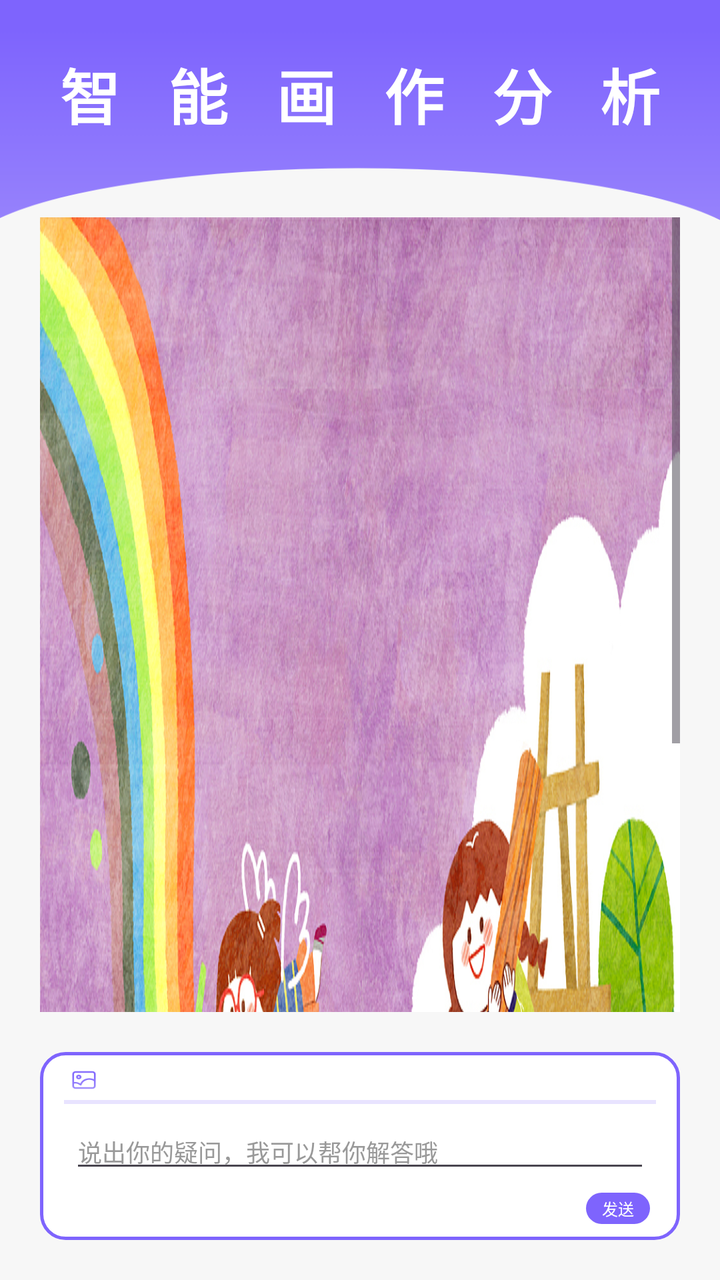
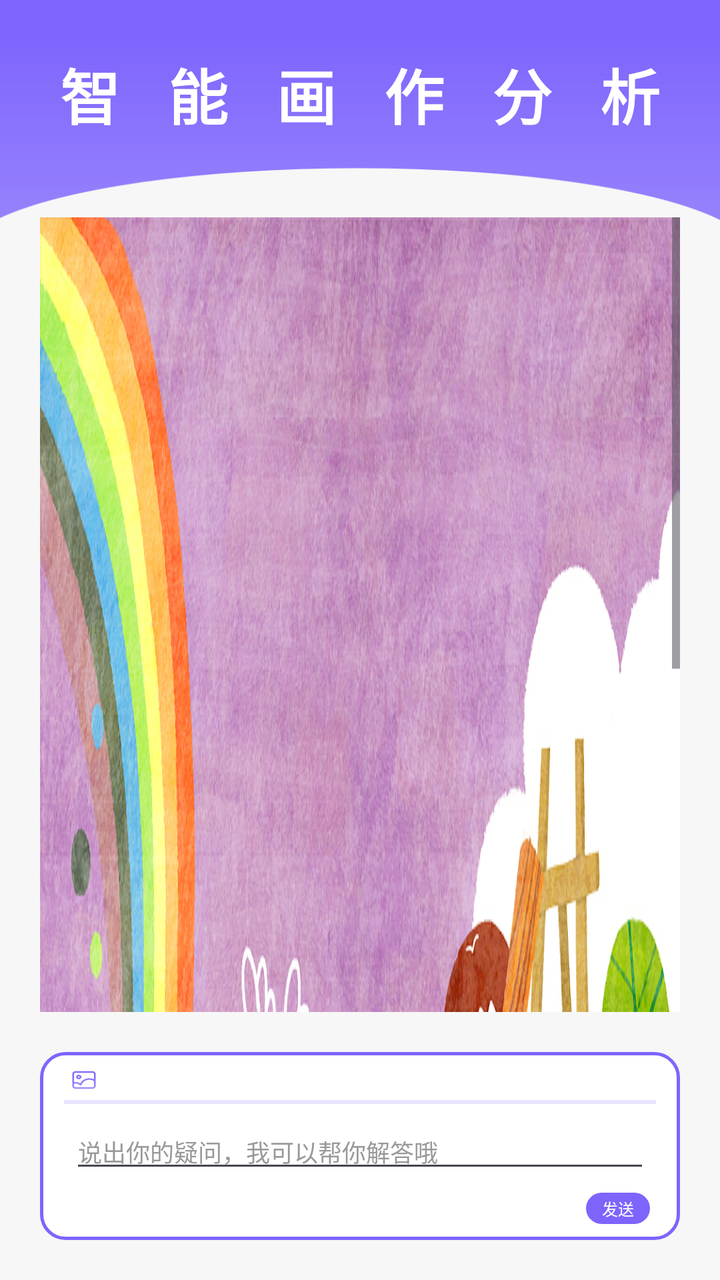

An Android layout rendered at two revisions. The XML below is the earlier revision; the diff shows what the commit changed to produce the second picture.
<!-- AndroidManifest.xml: application theme Theme.AIDraw -->
<!-- res/layout/activity_intelligent.xml -->
<?xml version="1.0" encoding="utf-8"?>
<androidx.constraintlayout.widget.ConstraintLayout xmlns:android="http://schemas.android.com/apk/res/android"
    xmlns:app="http://schemas.android.com/apk/res-auto"
    xmlns:tools="http://schemas.android.com/tools"
    android:layout_width="match_parent"
    android:layout_height="match_parent"
    android:background="#F7F7F7"
    tools:context=".CommunityFragment">

    <View
        android:id="@+id/view"
        android:layout_width="match_parent"
        android:layout_height="110dp"
        android:background="@drawable/homework_and_points_top"
        app:layout_constraintTop_toTopOf="parent" />

    <TextView
        android:id="@+id/textView"
        android:layout_width="match_parent"
        android:layout_height="wrap_content"
        android:layout_marginTop="25dp"
        android:gravity="center"
        android:letterSpacing="0.8"
        android:text="智能画作分析"
        android:textColor="#FFFFFFFF"
        android:textSize="30sp"
        android:textStyle="bold"
        app:layout_constraintTop_toTopOf="parent" />

    <ScrollView
        android:id="@+id/scrollView3"
        android:layout_width="match_parent"
        android:layout_height="0dp"
        android:layout_marginTop="40dp"
        android:layout_marginLeft="20dp"
        android:layout_marginRight="20dp"
        android:layout_marginBottom="20dp"
        app:layout_constraintBottom_toTopOf="@+id/constraintLayout"
        app:layout_constraintTop_toBottomOf="@+id/textView">

        <androidx.constraintlayout.widget.ConstraintLayout
            android:layout_width="match_parent"
            android:layout_height="wrap_content">

            <ImageView
                android:layout_width="match_parent"
                android:layout_height="600dp"
                android:scaleType="fitXY"
                android:src="@drawable/works"
                app:layout_constraintTop_toTopOf="parent"/>
        </androidx.constraintlayout.widget.ConstraintLayout>
    </ScrollView>

    <androidx.constraintlayout.widget.ConstraintLayout
        android:id="@+id/constraintLayout"
        android:layout_width="match_parent"
        android:layout_height="wrap_content"
        android:background="@drawable/edittext_12"
        android:layout_margin="20dp"
        app:layout_constraintBottom_toBottomOf="parent"
        app:layout_constraintEnd_toEndOf="parent"
        app:layout_constraintStart_toStartOf="parent">
        
        <ImageView
            android:id="@+id/imageView"
            android:layout_width="14dp"
            android:layout_height="12dp"
            android:src="@drawable/ai_picture"
            android:scaleType="fitXY"
            android:layout_marginLeft="15dp"
            android:layout_marginTop="8dp"
            app:layout_constraintTop_toTopOf="parent"
            app:layout_constraintStart_toStartOf="parent" />

        <View
            android:id="@+id/view2"
            android:layout_width="match_parent"
            android:layout_height="2dp"
            android:background="#FFE8E3FF"
            android:layout_marginTop="4dp"
            android:layout_marginLeft="12dp"
            android:layout_marginRight="12dp"
            app:layout_constraintTop_toBottomOf="@+id/imageView"
            app:layout_constraintEnd_toEndOf="parent"
            app:layout_constraintStart_toStartOf="parent" />

        <EditText
            android:id="@+id/editText"
            android:layout_width="match_parent"
            android:layout_height="wrap_content"
            android:textColor="#FF999999"
            android:textSize="12sp"
            android:text="说出你的疑问，我可以帮你解答哦"
            android:minLines="1"
            android:layout_marginTop="5dp"
            android:layout_marginLeft="15dp"
            android:layout_marginRight="15dp"
            app:layout_constraintTop_toBottomOf="@+id/view2"
            app:layout_constraintEnd_toEndOf="parent"
            app:layout_constraintStart_toStartOf="parent" />

        <TextView
            android:id="@+id/send"
            android:layout_width="wrap_content"
            android:layout_height="wrap_content"
            android:background="@drawable/point_2"
            android:paddingLeft="8dp"
            android:paddingRight="8dp"
            android:paddingTop="2dp"
            android:paddingBottom="2dp"
            android:gravity="center"
            android:text="发送"
            android:textColor="#FFFFFFFF"
            android:textSize="8sp"
            android:layout_marginTop="5dp"
            android:layout_marginRight="15dp"
            android:layout_marginBottom="8dp"
            app:layout_constraintTop_toBottomOf="@+id/editText"
            app:layout_constraintBottom_toBottomOf="parent"
            app:layout_constraintEnd_toEndOf="parent" />
    </androidx.constraintlayout.widget.ConstraintLayout>
</androidx.constraintlayout.widget.ConstraintLayout>
<!-- resources referenced by this layout -->
<resources>
  <!-- drawable ai_picture: png bitmap (drawable, 1239 bytes) -->
  <!-- drawable edittext_12 (drawable) -->
  <?xml version="1.0" encoding="utf-8"?>
  
  <shape xmlns:android="http://schemas.android.com/apk/res/android">
      <stroke
          android:width="1.5dp"
          android:color="#FF7E64FD"/>
  
      <solid
          android:color="#FFFFFF"/>
  
      <corners
          android:bottomLeftRadius="12dp"
          android:bottomRightRadius="12dp"
          android:topLeftRadius="12dp"
          android:topRightRadius="12dp"/>
  </shape>
  <!-- drawable homework_and_points_top: png bitmap (drawable, 6838 bytes) -->
  <!-- drawable point_2 (drawable) -->
  <?xml version="1.0" encoding="utf-8"?>
  
  <shape xmlns:android="http://schemas.android.com/apk/res/android">
  
      <solid
          android:color="#FF7E64FD"/>
  
      <corners
          android:bottomLeftRadius="39dp"
          android:bottomRightRadius="39dp"
          android:topLeftRadius="39dp"
          android:topRightRadius="39dp"/>
  </shape>
  <!-- drawable works: jpg bitmap (drawable, 763510 bytes) -->
  <style name="Theme.AIDraw" parent="Base.Theme.AIDraw" />
  <style name="Base.Theme.AIDraw" parent="Theme.Material3.DayNight.NoActionBar">
          
          
      </style>
</resources>

<!-- the commit's change to res/layout/activity_intelligent.xml (unified diff, before → after) -->
@@ -44,7 +44,7 @@
 
             <ImageView
                 android:layout_width="match_parent"
-                android:layout_height="600dp"
+                android:layout_height="700dp"
                 android:scaleType="fitXY"
                 android:src="@drawable/works"
                 app:layout_constraintTop_toTopOf="parent"/>
